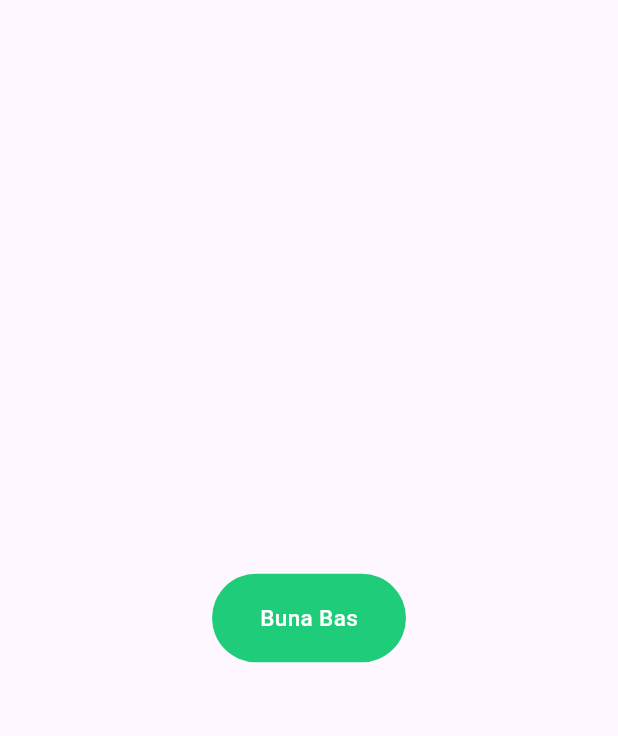
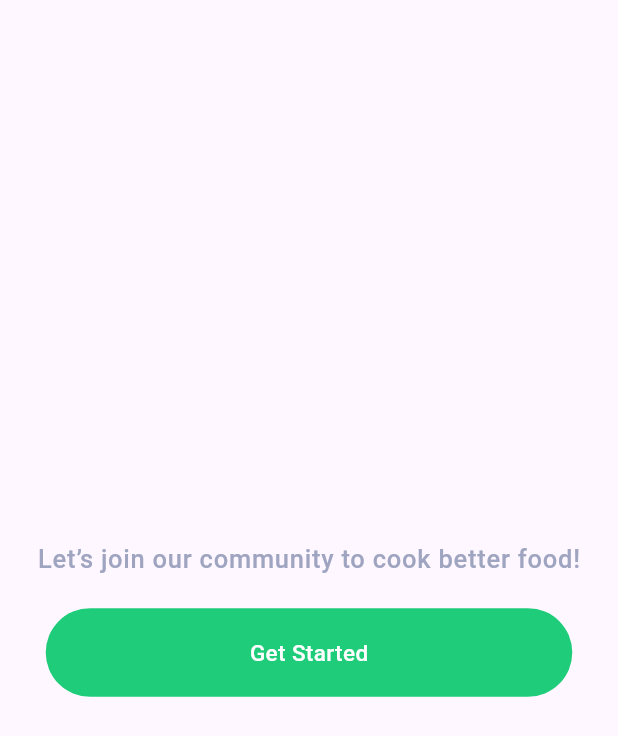
Before and after one commit to ErenTzz/flutter_recipe_app, a Flutter app: the screen it shows after launch, on a phone screen of 412 x 824 dp. Shown: the top 736 px of the screen. Run offline on Flutter 3.47's test engine with Material 3 defaults, Android fonts, the phone set to English and light mode, and no system bars.

Commit message:
onboarding screen

```diff
--- a/lib/app/core/theme/components/buttons/primary_button.dart
+++ b/lib/app/core/theme/components/buttons/primary_button.dart
@@ -23,7 +23,7 @@ class PrimaryButton extends StatelessWidget {
       child: Container(
         margin: margin,
         padding: const EdgeInsets.symmetric(
-          horizontal: 32,
+          horizontal: 136,
           vertical: 19,
         ),
         decoration: BoxDecoration(
--- a/lib/main.dart
+++ b/lib/main.dart
@@ -1,4 +1,6 @@
 import 'package:flutter/material.dart';
+import 'package:recipe_app/app/core/theme/app_text_theme.dart';
+import 'package:recipe_app/app/core/theme/app_theme_color.dart';
 import 'package:recipe_app/app/core/theme/components/buttons/primary_button.dart';
 
 void main() {
@@ -13,9 +15,23 @@ class MainApp extends StatelessWidget {
     return MaterialApp(
       home: Scaffold(
         body: Center(
-          child: PrimaryButton(
-            text: "Buna Bas",
-            onTap: () => debugPrint("Basildik"),
+          child: Column(
+            mainAxisAlignment: MainAxisAlignment.center,
+            children: [
+              Text(
+                "Let’s join our community to cook better food!",
+                style: context.p1.copyWith(color: AppThemeColor.secondaryText),
+              ),
+              const SizedBox(height: 20), // Metin ve buton arasına boşluk ekler
+              Align(
+                alignment:
+                    Alignment(0.0, 0.82), // Y ekseninde orta aşağı hizalar
+                child: PrimaryButton(
+                  text: "Get Started",
+                  onTap: () => debugPrint("Basildik"),
+                ),
+              ),
+            ],
           ),
         ),
       ),
```
Also changed, not shown: 1 other file.
